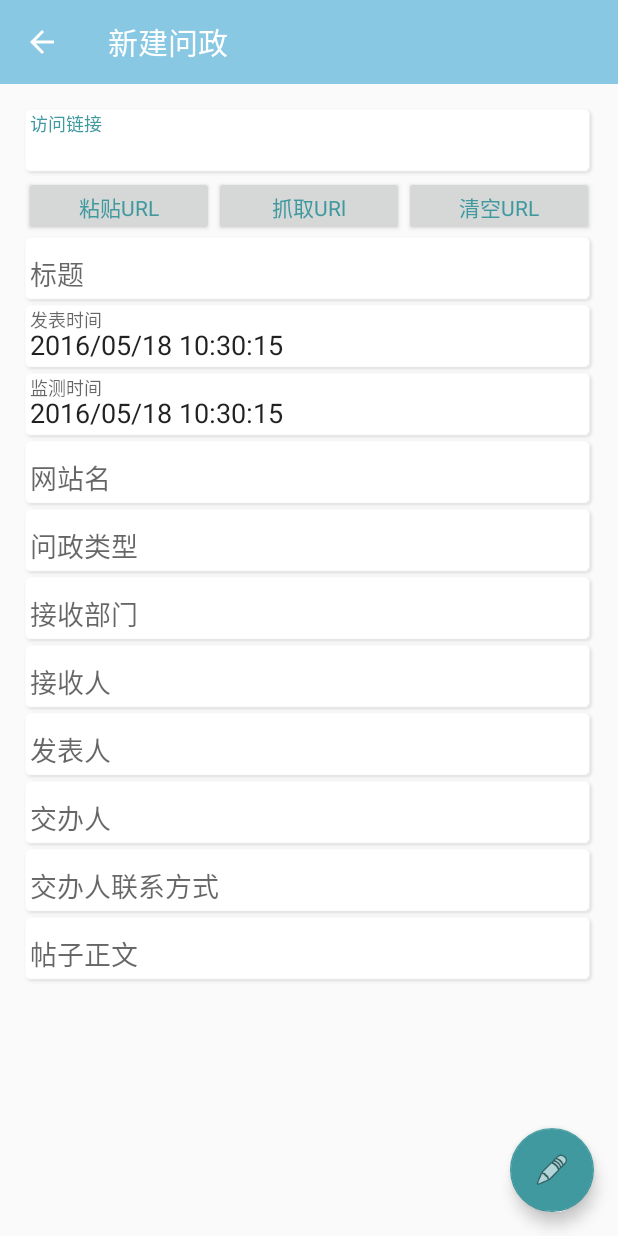
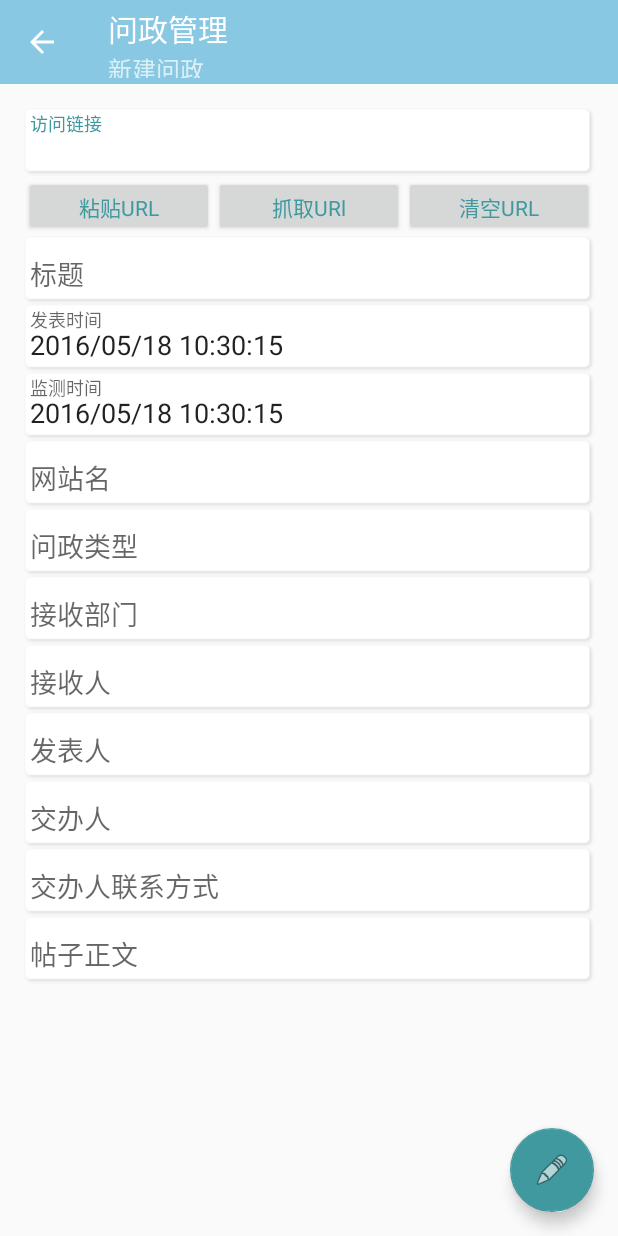
Before and after one commit to HaruKong/Politices, an Android app: the MainAty screen opened directly, with no data from a screen before it, after a tap on "新建问政", on a phone screen of 412 x 824 dp. Run offline under Robolectric (Android 15) with nearby library versions, the light colour scheme and no system bars; libraries missing offline, so code that uses them is left out: com.alibaba.fastjson; 1 statement that could not run was skipped; 3 other taps on this screen came first.

Commit message:
完善了修改功能（选择接收人等待修改）。

```diff
--- a/politics/src/main/java/com/lit/harukong/ui/MainAty.java
+++ b/politics/src/main/java/com/lit/harukong/ui/MainAty.java
@@ -4,7 +4,6 @@ import android.app.Activity;
 import android.content.DialogInterface;
 import android.content.Intent;
 import android.content.SharedPreferences;
-import android.graphics.drawable.Drawable;
 import android.os.AsyncTask;
 import android.os.Bundle;
 import android.os.SystemClock;
@@ -19,7 +18,6 @@ import android.support.v7.app.AppCompatActivity;
 import android.support.v7.widget.Toolbar;
 import android.view.MenuItem;
 import android.widget.AdapterView;
-import android.widget.CheckBox;
 import android.widget.ImageView;
 import android.widget.LinearLayout;
 import android.widget.ListView;
@@ -31,14 +29,12 @@ import com.lit.harukong.AppContext;
 import com.lit.harukong.R;
 import com.lit.harukong.adapter.MyPoliticsListAdapter;
 import com.lit.harukong.bean.PoliticsByInternetBean;
-import com.lit.harukong.bean.TB_GroupBean;
 import com.lit.harukong.interf.OnRefreshListener;
 import com.lit.harukong.util.ToastUtil;
 import com.lit.harukong.widget.RefreshListView;
 
 import org.kymjs.kjframe.http.HttpCallBack;
 
-import java.util.ArrayList;
 import java.util.List;
 
 
@@ -257,7 +253,8 @@ public class MainAty extends AppCompatActivity
      * 新建问政
      */
     public void newPolitics() {
-        intent.setClass(getApplicationContext(), NewPoliticsAty.class);
+        intent.setClass(getApplicationContext(), NewOrEditPoliticsAty.class);
+        intent.putExtra("source_politics", "new_politics");
         startActivity(intent);
     }
 
@@ -335,8 +332,8 @@ public class MainAty extends AppCompatActivity
                 politicsByInternetBean.setTitle("这是下拉刷新出来的数据");
                 PoliticsByInternetBean politicsByInternetBean1 = new PoliticsByInternetBean();
                 politicsByInternetBean1.setTitle("这是下拉刷新出来的数据1");
-                reList.add(politicsByInternetBean);
-                reList.add(politicsByInternetBean1);
+                reList.add(0, politicsByInternetBean);
+                reList.add(0, politicsByInternetBean1);
                 return null;
             }
 
@@ -359,7 +356,7 @@ public class MainAty extends AppCompatActivity
 
             @Override
             protected Void doInBackground(Void... params) {
-                SystemClock.sleep(5000);
+                SystemClock.sleep(3000);
 
                 PoliticsByInternetBean politicsByInternetBean = new PoliticsByInternetBean();
                 politicsByInternetBean.setTitle("这是加载更多出来的数据1");
@@ -373,7 +370,6 @@ public class MainAty extends AppCompatActivity
             @Override
             protected void onPostExecute(Void result) {
                 adapter.notifyDataSetChanged();
-
                 // 控制脚布局隐藏
                 rListView.hideFooterView();
             }
--- a/politics/src/main/java/com/lit/harukong/ui/NewPoliticsAty.java
+++ b/politics/src/main/java/com/lit/harukong/ui/NewOrEditPoliticsAty.java
@@ -4,6 +4,7 @@ import android.app.Activity;
 import android.app.DatePickerDialog;
 import android.app.ProgressDialog;
 import android.app.TimePickerDialog;
+import android.content.Context;
 import android.content.Intent;
 import android.content.SharedPreferences;
 import android.os.Bundle;
@@ -14,6 +15,7 @@ import android.support.v7.widget.Toolbar;
 import android.text.TextUtils;
 import android.view.MotionEvent;
 import android.view.View;
+import android.view.inputmethod.InputMethodManager;
 import android.widget.Button;
 import android.widget.DatePicker;
 import android.widget.EditText;
@@ -25,11 +27,14 @@ import com.alibaba.fastjson.JSON;
 import com.lit.harukong.AppContext;
 import com.lit.harukong.R;
 import com.lit.harukong.bean.PartPoliticalInfoBean;
+import com.lit.harukong.bean.PoliticsByInternetBean;
 import com.lit.harukong.bean.TB_ChildBean;
 import com.lit.harukong.bean.TB_GroupBean;
 import com.lit.harukong.bean.UserBean;
+import com.lit.harukong.util.JudgeBranch;
+import com.lit.harukong.util.JudgePoliticsType;
 import com.lit.harukong.util.JudgeUserJob;
-import com.lit.harukong.util.MD5Util;
+import com.lit.harukong.util.JudgeUsers;
 import com.lit.harukong.util.ToastUtil;
 import com.lit.harukong.util.UrlManager;
 
@@ -43,7 +48,7 @@ import java.util.List;
 import java.util.regex.Matcher;
 import java.util.regex.Pattern;
 
-public class NewPoliticsAty extends AppCompatActivity implements View.OnTouchListener, View.OnFocusChangeListener, View.OnClickListener {
+public class NewOrEditPoliticsAty extends AppCompatActivity implements View.OnTouchListener, View.OnFocusChangeListener, View.OnClickListener {
 
 
     private PartPoliticalInfoBean partPoliticalInfo;
@@ -68,16 +73,19 @@ public class NewPoliticsAty extends AppCompatActivity implements View.OnTouchLis
     private ProgressDialog mDialogs;
     private Calendar calendar;
     private String secondStr;//秒
+
     private List<UserBean> userList = new ArrayList<>();
     private List<TB_GroupBean> listForResultG;
     private List<TB_ChildBean> listForResultC;
     private List<UserBean> listForResultU;
+    private String sourceIntent;
+    private PoliticsByInternetBean beanIntent;
 
 
     @Override
     protected void onCreate(Bundle savedInstanceState) {
         super.onCreate(savedInstanceState);
-        setContentView(R.layout.aty_new_politics);
+        setContentView(R.layout.aty_new_or_new_politics);
         Toolbar toolbar = (Toolbar) findViewById(R.id.toolbar);
         setSupportActionBar(toolbar);
         getSupportActionBar().setDisplayHomeAsUpEnabled(true);
@@ -89,14 +97,51 @@ public class NewPoliticsAty extends AppCompatActivity implements View.OnTouchLis
                         .setAction("保存", null).show();
             }
         });
+
+        assert toolbar != null;
         toolbar.setNavigationOnClickListener(new View.OnClickListener() {
             @Override
             public void onClick(View v) {
-                NewPoliticsAty.this.finish();
+                NewOrEditPoliticsAty.this.finish();
             }
         });
         initData();
         initWidget();
+        beanIntent = (PoliticsByInternetBean) getIntent().getSerializableExtra("edit_bean");
+        sourceIntent = getIntent().getStringExtra("source_politics");
+        if (sourceIntent.equals("new_politics")) {
+            etAnnounceTime.setText(String.format("%s%s", selectAnnDate, selectAnnTime));
+            etFindTime.setText(String.format("%s%s", selectFindDate, selectFindTime));
+            etJbr.setEnabled(false);
+            etJbrTel.setEnabled(false);
+            getSupportActionBar().setSubtitle(R.string.subtitle_activity_new_politics);
+            SharedPreferences sp = getSharedPreferences("PoliticsInfo", Activity.MODE_PRIVATE);
+            if (null != userList) {
+                for (UserBean u : userList) {
+                    if (u.getLoginID().equals(sp.getString("mLogin", ""))) {
+                        etJbr.setText(u.getName());
+                        etJbrTel.setText(u.getTel());
+                        break;
+                    }
+                }
+            }
+        } else {
+            SimpleDateFormat myFmt = new SimpleDateFormat("yyyy/MM/dd HH:mm:ss");
+            getSupportActionBar().setSubtitle(R.string.subtitle_activity_edit_politics_aty);
+            etUrl.setText(beanIntent.getUrl());
+            etTitle.setText(beanIntent.getTitle());
+            etAnnounceTime.setText(String.format("%s", myFmt.format(beanIntent.getAnnounceTime()).toString()));
+            etFindTime.setText(String.format("%s", myFmt.format(beanIntent.getFindTime()).toString()));
+            etWebSiteTime.setText(beanIntent.getWebSiteName());
+            etPoliticsType.setText(JudgePoliticsType.politicsType(beanIntent.getPoliticsType()));
+            etBID.setText(JudgeBranch.branch(beanIntent.getPoliticsType()));
+            etBUsers.setText(JudgeUsers.user(beanIntent.getUsers()));
+            etAnnounceUser.setText(beanIntent.getAnnounceUser());
+            etJbr.setText(beanIntent.getJbRen());
+            etJbrTel.setText(beanIntent.getJbRenTel());
+            etContent.setText(beanIntent.getContent());
+        }
+
     }
 
 
@@ -104,6 +149,7 @@ public class NewPoliticsAty extends AppCompatActivity implements View.OnTouchLis
         /**
          * 进入NewPoliticsAty的时间
          */
+
         long time = System.currentTimeMillis();
         SimpleDateFormat myFmtDate = new SimpleDateFormat("yyyy/MM/dd");
         SimpleDateFormat myFmtTime;
@@ -151,20 +197,7 @@ public class NewPoliticsAty extends AppCompatActivity implements View.OnTouchLis
         etBID.setOnFocusChangeListener(this);
         etBUsers.setOnFocusChangeListener(this);
 
-        etAnnounceTime.setText(String.format("%s%s", selectAnnDate, selectAnnTime));
-        etFindTime.setText(String.format("%s%s", selectFindDate, selectFindTime));
-
         calendar = Calendar.getInstance();
-        SharedPreferences sp = getSharedPreferences("PoliticsInfo", Activity.MODE_PRIVATE);
-        if (null != userList) {
-            for (UserBean u : userList) {
-                if (u.getLoginID().equals(sp.getString("mLogin", ""))) {
-                    etJbr.setText(u.getName());
-                    etJbrTel.setText(u.getTel());
-                    break;
-                }
-            }
-        }
     }
 
 
@@ -245,7 +278,7 @@ public class NewPoliticsAty extends AppCompatActivity implements View.OnTouchLis
                         @Override
                         public void onClick(View v) {
                             Intent intent = new Intent();
-                            intent.setClass(NewPoliticsAty.this, PoliticsTypeAty.class);
+                            intent.setClass(NewOrEditPoliticsAty.this, PoliticsTypeAty.class);
                             startActivityForResult(intent, AppContext.POLITICS_TYPE);
                         }
                     });
@@ -262,7 +295,7 @@ public class NewPoliticsAty extends AppCompatActivity implements View.OnTouchLis
                         public void onClick(View v) {
                             etBUsers.setText("");
                             Intent intent = new Intent();
-                            intent.setClass(NewPoliticsAty.this, BranchAty.class);
+                            intent.setClass(NewOrEditPoliticsAty.this, BranchAty.class);
                             startActivityForResult(intent, AppContext.BRANCH);
                         }
                     });
@@ -284,7 +317,7 @@ public class NewPoliticsAty extends AppCompatActivity implements View.OnTouchLis
                                 Intent intent = new Intent();
                                 intent.putExtra("listG", (Serializable) listForResultG);
                                 intent.putExtra("listC", (Serializable) listForResultC);
-                                intent.setClass(NewPoliticsAty.this, BranchUserAty.class);
+                                intent.setClass(NewOrEditPoliticsAty.this, BranchUserAty.class);
                                 startActivityForResult(intent, AppContext.BRANCH_USER);
                             }
                         }
@@ -404,7 +437,7 @@ public class NewPoliticsAty extends AppCompatActivity implements View.OnTouchLis
      */
 
     public void CrawlInfo(String CrawlUrl) {
-        mDialogs = ProgressDialog.show(NewPoliticsAty.this, "抓取信息", "正在抓取中，请稍等。。。", false, false);
+        mDialogs = ProgressDialog.show(NewOrEditPoliticsAty.this, "抓取信息", "正在抓取中，请稍等。。。", false, false);
 
         String url = AppContext.url + "PartPoliticsServlet";
         AppContext.kjp.put("param0", "getSqcForum");
@@ -417,7 +450,7 @@ public class NewPoliticsAty extends AppCompatActivity implements View.OnTouchLis
 
                 partPoliticalInfo = JSON.parseObject(t, PartPoliticalInfoBean.class);
                 if (null == partPoliticalInfo) {
-                    ToastUtil.showToast(NewPoliticsAty.this, "没有获取到信息");
+                    ToastUtil.showToast(NewOrEditPoliticsAty.this, "没有获取到信息");
                 } else {
                     initTextView(partPoliticalInfo);
                 }
@@ -426,7 +459,7 @@ public class NewPoliticsAty extends AppCompatActivity implements View.OnTouchLis
             @Override
             public void onFailure(int errorNo, String strMsg) {
                 super.onFailure(errorNo, strMsg);
-                ToastUtil.showToast(NewPoliticsAty.this, "服务器连接中断");
+                ToastUtil.showToast(NewOrEditPoliticsAty.this, "服务器连接中断");
             }
 
             @Override
@@ -468,7 +501,7 @@ public class NewPoliticsAty extends AppCompatActivity implements View.OnTouchLis
      * 日期选择对话框
      */
     public void mDatePickerDialog(final View v) {
-        DatePickerDialog datePicker = new DatePickerDialog(NewPoliticsAty.this, new DatePickerDialog.OnDateSetListener() {
+        DatePickerDialog datePicker = new DatePickerDialog(NewOrEditPoliticsAty.this, new DatePickerDialog.OnDateSetListener() {
 
             @Override
             public void onDateSet(DatePicker view, int year, int monthOfYear,
@@ -497,7 +530,7 @@ public class NewPoliticsAty extends AppCompatActivity implements View.OnTouchLis
      * 时间选择对话框
      */
     public void mTimePickerDialog(final View v) {
-        TimePickerDialog time = new TimePickerDialog(NewPoliticsAty.this, new TimePickerDialog.OnTimeSetListener() {
+        TimePickerDialog time = new TimePickerDialog(NewOrEditPoliticsAty.this, new TimePickerDialog.OnTimeSetListener() {
 
             @Override
             public void onTimeSet(TimePicker view, int hourOfDay, int minute) {
--- a/politics/src/main/java/com/lit/harukong/ui/SqcPlatFormAty.java
+++ b/politics/src/main/java/com/lit/harukong/ui/SqcPlatFormAty.java
@@ -118,9 +118,8 @@ public class SqcPlatFormAty extends AppCompatActivity implements View.OnClickLis
                 webView.goBack();//返回上一页面
                 toolbarTitle.setText(webView.getUrl());
                 return true;
-
             } else {
-                System.exit(0);//退出程序
+                finish();
             }
         }
         return super.onKeyDown(keyCode, event);
--- a/politics/src/main/java/com/lit/harukong/ui/ViewPoliticsAty.java
+++ b/politics/src/main/java/com/lit/harukong/ui/ViewPoliticsAty.java
@@ -15,7 +15,7 @@ public class ViewPoliticsAty extends AppCompatActivity {
         setContentView(R.layout.aty_view_politics);
         Toolbar toolbar = (Toolbar) findViewById(R.id.toolbar);
         setSupportActionBar(toolbar);
-        getSupportActionBar().setSubtitle(R.string.subtitle_activity_edit_politics_aty);
+        getSupportActionBar().setSubtitle(R.string.subtitle_activity_view_politics_aty);
         getSupportActionBar().setDisplayHomeAsUpEnabled(true);
         assert toolbar != null;
         toolbar.setNavigationOnClickListener(new View.OnClickListener() {
--- a/politics/src/main/res/layout/aty_new_politics.xml
+++ b/politics/src/main/res/layout/aty_new_or_new_politics.xml
@@ -5,7 +5,7 @@
     android:layout_width="match_parent"
     android:layout_height="match_parent"
     android:fitsSystemWindows="true"
-    tools:context=".ui.NewPoliticsAty">
+    tools:context=".ui.NewOrEditPoliticsAty">
 
     <android.support.design.widget.AppBarLayout
         android:layout_width="match_parent"
@@ -23,7 +23,7 @@
 
     </android.support.design.widget.AppBarLayout>
 
-    <include layout="@layout/content_new_politics" />
+    <include layout="@layout/content_new_or_edit_politics" />
 
     <android.support.design.widget.FloatingActionButton
         android:id="@+id/fab"
--- a/politics/src/main/res/layout/content_count.xml
+++ b/politics/src/main/res/layout/content_count.xml
@@ -29,7 +29,7 @@
         <com.lit.harukong.widget.CountScrollView
             android:id="@+id/item_scroll_title"
             android:layout_width="match_parent"
-            android:layout_height="36dp"
+            android:layout_height="32dp"
             android:layout_weight="1"
             android:scrollbars="none">
 
--- a/politics/src/main/res/layout/content_new_politics.xml
+++ b/politics/src/main/res/layout/content_new_or_edit_politics.xml
@@ -5,8 +5,8 @@
     android:layout_width="match_parent"
     android:layout_height="match_parent"
     app:layout_behavior="@string/appbar_scrolling_view_behavior"
-    tools:context=".ui.NewPoliticsAty"
-    tools:showIn="@layout/aty_new_politics">
+    tools:context=".ui.NewOrEditPoliticsAty"
+    tools:showIn="@layout/aty_new_or_new_politics">
 
     <ScrollView
         android:id="@+id/scrollView"
@@ -194,7 +194,6 @@
                 <EditText
                     android:id="@+id/et_Jbr"
                     style="@style/edit_text"
-                    android:editable="false"
                     android:hint="交办人" />
             </android.support.design.widget.TextInputLayout>
 
@@ -206,7 +205,6 @@
                 <EditText
                     android:id="@+id/et_JbrTel"
                     style="@style/edit_text"
-                    android:editable="false"
                     android:hint="交办人联系方式" />
             </android.support.design.widget.TextInputLayout>
 
--- a/politics/src/main/res/menu/activity_main_drawer.xml
+++ b/politics/src/main/res/menu/activity_main_drawer.xml
@@ -6,7 +6,7 @@
             <item
                 android:id="@+id/nav_new_politics"
                 android:icon="@drawable/ic_menu_note_add"
-                android:title="@string/title_activity_new_politics" />
+                android:title="@string/subtitle_activity_new_politics" />
             <item
                 android:id="@+id/nav_statistics_politics"
                 android:icon="@drawable/ic_menu_statics_receipt"
--- a/politics/src/main/res/values/strings.xml
+++ b/politics/src/main/res/values/strings.xml
@@ -19,7 +19,7 @@
 
 
     <string name="title_activity_main">问政列表</string>
-    <string name="title_activity_new_politics">新建问政</string>
+    <string name="subtitle_activity_new_politics">新建问政</string>
     <string name="title_activity_statistics">统计问政</string>
     <string name="title_activity_sqc_plat_form">宿迁论坛</string>
     <string name="title_activity_app_settings">设置</string>
--- a/politics/src/main/res/xml/pref_cached.xml
+++ b/politics/src/main/res/xml/pref_cached.xml
@@ -1,10 +1,10 @@
 <?xml version="1.0" encoding="utf-8"?>
 <PreferenceScreen xmlns:android="http://schemas.android.com/apk/res/android">
-
     <PreferenceCategory android:title="清除缓存">
         <Preference
             android:key="clear_cached"
-            android:title="清除所有缓存" />
+            android:title="清除所有缓存"
+            android:widgetLayout="@string/app_name"/>
     </PreferenceCategory>
     <SwitchPreference
         android:defaultValue="false"
```
Also changed, not shown: politics/src/main/AndroidManifest.xml (+2 -7 lines), politics/src/main/java/com/lit/harukong/adapter/MyPoliticsListAdapter.java (+11 -4 lines), politics/src/main/java/com/lit/harukong/bean/PoliticsByInternetBean.java (+17 -1 lines), politics/src/main/java/com/lit/harukong/ui/EditPoliticsAty.java (deleted, +0 -29 lines), politics/src/main/java/com/lit/harukong/util/JudgeBranch.java (added, +22 -0 lines), politics/src/main/java/com/lit/harukong/util/JudgeUsers.java (added, +30 -0 lines), politics/src/main/res/layout/aty_edit_politics.xml (deleted, +0 -28 lines), politics/src/main/res/layout/content_edit_politics_aty.xml (deleted, +0 -15 lines).
